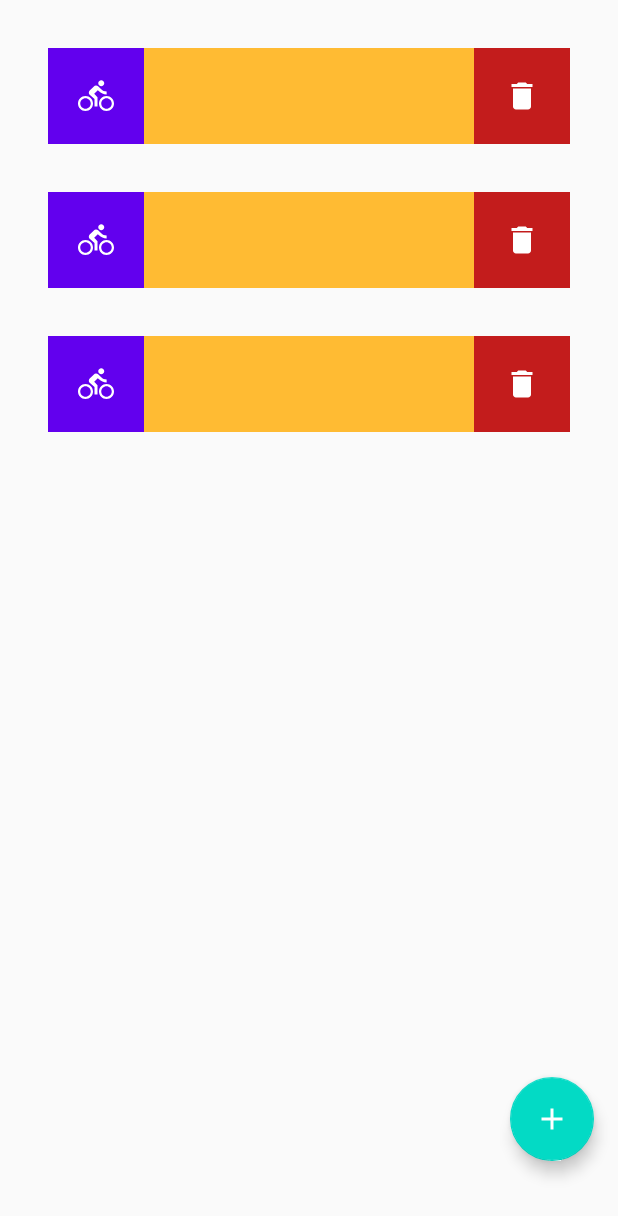
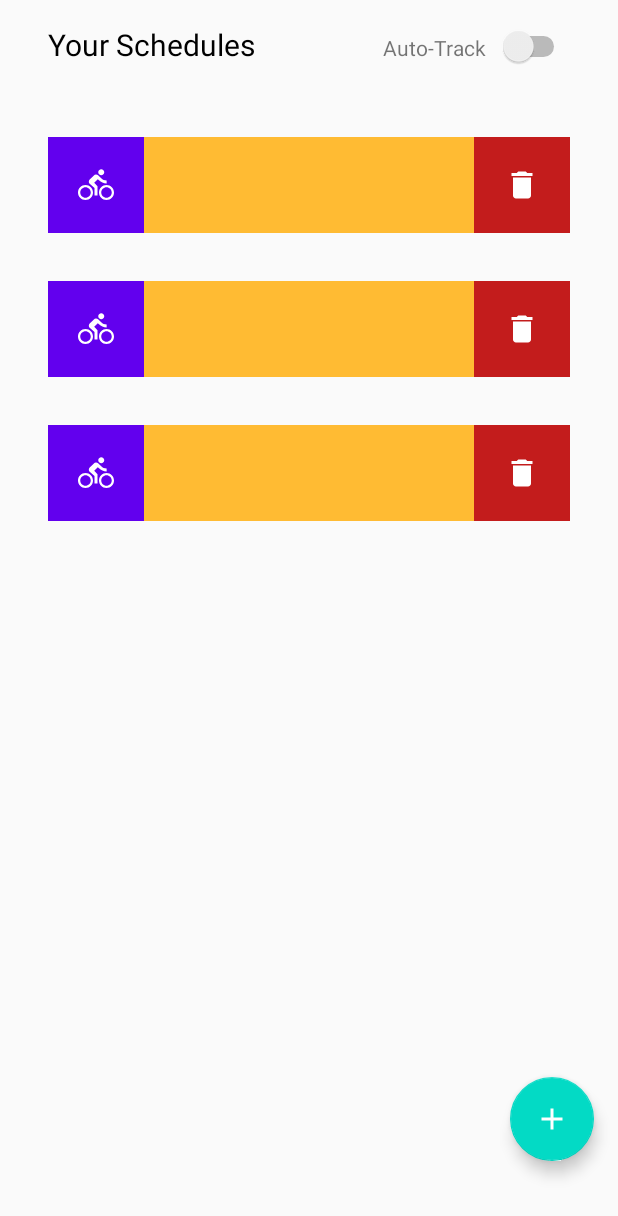
Before and after one commit to haverzard/workitout-app, an Android app: the layout fragment_schedule.xml on its own in the app's theme, with its tools: preview values and no code run, on a phone screen of 412 x 824 dp. Shown: the top 1216 px of the screen. Run offline under Robolectric (Android 15) with nearby library versions, the phone set to English and light mode, and no system bars.

Commit message:
add auto track switch

```diff
--- a/app/src/main/res/layout/fragment_add_schedule.xml
+++ b/app/src/main/res/layout/fragment_add_schedule.xml
@@ -18,6 +18,7 @@
 
             <TextView
                     android:id="@+id/header_pick_exercise"
+                    android:textColor="@color/black"
                     android:layout_width="match_parent"
                     android:layout_height="wrap_content"
                     android:minHeight="48dp"
@@ -200,6 +201,7 @@
 
                 <TextView
                         android:id="@+id/target_text"
+                        android:textColor="@color/black"
                         android:layout_width="wrap_content"
                         android:layout_height="wrap_content"
                         android:minWidth="100dp"
@@ -221,6 +223,7 @@
 
                 <TextView
                         android:text="km"
+                        android:textColor="@color/black"
                         android:layout_width="wrap_content"
                         android:layout_height="wrap_content"
                         android:minHeight="48dp"
--- a/app/src/main/res/layout/fragment_schedule.xml
+++ b/app/src/main/res/layout/fragment_schedule.xml
@@ -7,18 +7,51 @@
         android:layout_height="match_parent"
         tools:context=".ui.schedule.ScheduleFragment">
 
-    <androidx.recyclerview.widget.RecyclerView
-            android:id="@+id/recyclerview"
-            android:layout_width="0dp"
-            android:layout_height="0dp"
-            tools:listitem="@layout/schedule_item"
-            android:padding="@dimen/big_padding"
-            app:layout_constraintBottom_toBottomOf="parent"
-            app:layout_constraintLeft_toLeftOf="parent"
-            app:layout_constraintRight_toRightOf="parent"
-            app:layout_constraintTop_toTopOf="parent"
-            app:layout_constraintHorizontal_bias="0.0"
-            app:layout_constraintVertical_bias="0.0"/>
+    <LinearLayout
+            android:orientation="vertical"
+            android:layout_width="match_parent"
+            android:layout_height="match_parent">
+
+        <LinearLayout
+                android:orientation="horizontal"
+                android:layout_gravity="center"
+                android:layout_width="match_parent"
+                android:layout_height="wrap_content"
+                android:paddingVertical="@dimen/big_padding"
+                android:paddingHorizontal="32dp">
+
+            <TextView
+                    android:text="Your Schedules"
+                    android:textColor="@color/black"
+                    android:textSize="20dp"
+                    android:layout_width="wrap_content"
+                    android:layout_height="wrap_content"
+                    android:id="@+id/header"
+                    android:layout_weight="1"/>
+
+            <TextView
+                    android:text="Auto-Track"
+                    android:paddingHorizontal="8dp"
+                    android:layout_width="wrap_content"
+                    android:layout_height="wrap_content"
+                    android:id="@+id/auto_track"/>
+
+            <Switch
+                    android:layout_width="wrap_content"
+                    android:layout_height="wrap_content"
+                    android:textColor="@android:color/darker_gray"
+                    android:textSize="16dp"
+                    android:id="@+id/auto_track_switch"/>
+        </LinearLayout>
+
+        <androidx.recyclerview.widget.RecyclerView
+                android:id="@+id/recyclerview"
+                android:layout_width="match_parent"
+                android:layout_height="match_parent"
+                tools:listitem="@layout/schedule_item"
+                android:padding="@dimen/big_padding"
+                />
+    </LinearLayout>
 
     <com.google.android.material.floatingactionbutton.FloatingActionButton
             android:id="@+id/fab"
```
